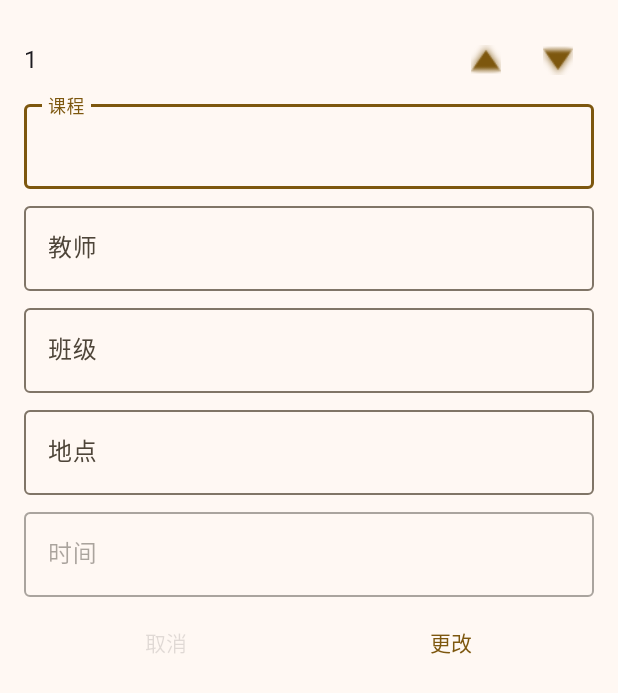
After one commit to muqing153/Android_KcTab, an Android app: the layout dialog_kcinfo_edit.xml on its own in the app's theme, with its tools: preview values and no code run, on a phone screen of 412 x 824 dp. The commit adds this screen. Shown: the top 693 px of the screen. Run offline under Robolectric (Android 15) with nearby library versions, the phone set to English and light mode, and no system bars.

Commit message:
feat(dialog): 新增课程信息编辑对话框
- 添加 KcinfoEditDialog 类用于编辑课程信息- 在 KcinfoBottomDialog 中集成编辑功能
- 优化课程信息显示和编辑的 UI
- 更新相关的布局文件和适配器

```diff
--- a/app/src/main/java/com/muqing/kctab/GXThread.java
+++ b/app/src/main/java/com/muqing/kctab/GXThread.java
@@ -5,9 +5,7 @@ import static android.content.Context.MODE_PRIVATE;
 import android.app.Activity;
 import android.content.Intent;
 import android.content.SharedPreferences;
-import android.content.pm.ApplicationInfo;
 import android.net.Uri;
-import android.os.Build;
 import android.provider.Settings;
 
 import androidx.core.content.FileProvider;
@@ -31,7 +29,6 @@ public class GXThread extends Thread {
     /**
      * 自动更新
      *
-     * @param activity
      */
     public GXThread(Activity activity) {
         this.activity = activity;
--- a/app/src/main/java/com/muqing/kctab/MainActivity.java
+++ b/app/src/main/java/com/muqing/kctab/MainActivity.java
@@ -3,10 +3,6 @@ package com.muqing.kctab;
 import android.content.Intent;
 import android.content.SharedPreferences;
 import android.content.res.TypedArray;
-import android.graphics.Bitmap;
-import android.graphics.Canvas;
-import android.graphics.Paint;
-import android.graphics.Rect;
 import android.os.Bundle;
 import android.os.Handler;
 import android.view.LayoutInflater;
--- a/app/src/main/res/layout/activity_login.xml
+++ b/app/src/main/res/layout/activity_login.xml
@@ -37,6 +37,7 @@
                 android:layout_gravity="center_horizontal"
                 android:layout_marginBottom="13dp"
                 app:cardUseCompatPadding="true">
+
                 <TextView
                     android:id="@+id/syncButton"
                     style="@style/Widget.Material3.Button.TextButton"
@@ -195,13 +196,13 @@
         </LinearLayout>
     </androidx.core.widget.NestedScrollView>
 
-    <TextView
+    <CheckBox
+        android:id="@+id/checkbox"
         style="@style/TextAppearance.Material3.BodySmall"
         android:layout_width="wrap_content"
         android:layout_height="wrap_content"
         android:layout_gravity="center_horizontal|bottom"
         android:layout_margin="3dp"
-        android:gravity="center_horizontal"
         android:text="使用登陆功能请同意《用户协议》与《隐私政策》"
         android:textColor="?android:attr/textColorSecondaryInverse"
         tools:ignore="HardcodedText" />
--- /dev/null
+++ b/app/src/main/res/layout/dialog_kcinfo_edit.xml
@@ -0,0 +1,133 @@
+<?xml version="1.0" encoding="utf-8"?>
+<LinearLayout xmlns:android="http://schemas.android.com/apk/res/android"
+    xmlns:app="http://schemas.android.com/apk/res-auto"
+    xmlns:tools="http://schemas.android.com/tools"
+    android:layout_width="match_parent"
+    android:layout_height="match_parent"
+    android:orientation="vertical"
+    android:padding="16dp"
+    tools:context=".Dialog.KcinfoBottomDialog">
+
+    <LinearLayout
+        android:layout_width="match_parent"
+        android:layout_height="wrap_content"
+        android:orientation="horizontal">
+
+        <TextView
+            android:id="@+id/position_view"
+            style="@style/TextAppearance.Material3.BodyLarge"
+            android:layout_width="0dp"
+            android:layout_height="wrap_content"
+            android:layout_weight="1"
+            android:text="1" />
+
+        <Button
+            android:id="@+id/previous_view"
+            style="@style/Widget.Material3.Button.IconButton"
+            android:layout_width="wrap_content"
+            android:layout_height="wrap_content"
+            android:tooltipText="上一个"
+            app:icon="@android:drawable/arrow_up_float" />
+
+        <Button
+            android:id="@+id/next_view"
+            style="@style/Widget.Material3.Button.IconButton"
+            android:layout_width="wrap_content"
+            android:layout_height="wrap_content"
+            android:tooltipText="下一个"
+            app:icon="@android:drawable/arrow_down_float" />
+    </LinearLayout>
+
+    <LinearLayout
+        android:layout_width="match_parent"
+        android:layout_height="wrap_content"
+        android:orientation="vertical">
+
+        <com.google.android.material.textfield.TextInputLayout
+            android:layout_width="match_parent"
+            android:layout_height="wrap_content"
+            android:layout_marginBottom="6dp">
+
+            <com.google.android.material.textfield.TextInputEditText
+                android:id="@+id/kc"
+                android:layout_width="match_parent"
+                android:layout_height="wrap_content"
+                android:hint="课程" />
+        </com.google.android.material.textfield.TextInputLayout>
+
+        <com.google.android.material.textfield.TextInputLayout
+            android:layout_width="match_parent"
+            android:layout_height="wrap_content"
+            android:layout_marginBottom="6dp">
+
+            <com.google.android.material.textfield.TextInputEditText
+                android:id="@+id/teacher"
+                android:layout_width="match_parent"
+                android:layout_height="wrap_content"
+                android:hint="教师" />
+        </com.google.android.material.textfield.TextInputLayout>
+
+        <com.google.android.material.textfield.TextInputLayout
+            android:layout_width="match_parent"
+            android:layout_height="wrap_content"
+            android:layout_marginBottom="6dp">
+
+            <com.google.android.material.textfield.TextInputEditText
+                android:id="@+id/classroom"
+                android:layout_width="match_parent"
+                android:layout_height="wrap_content"
+                android:hint="班级" />
+        </com.google.android.material.textfield.TextInputLayout>
+
+        <com.google.android.material.textfield.TextInputLayout
+            android:layout_width="match_parent"
+            android:layout_height="wrap_content"
+            android:layout_marginBottom="6dp">
+
+            <com.google.android.material.textfield.TextInputEditText
+                android:id="@+id/address"
+                android:layout_width="match_parent"
+                android:layout_height="wrap_content"
+                android:hint="地点" />
+        </com.google.android.material.textfield.TextInputLayout>
+
+        <com.google.android.material.textfield.TextInputLayout
+            android:layout_width="match_parent"
+            android:layout_height="wrap_content"
+            android:enabled="false"
+            android:layout_marginBottom="6dp">
+
+            <com.google.android.material.textfield.TextInputEditText
+                android:id="@+id/time"
+                android:layout_width="match_parent"
+                android:layout_height="wrap_content"
+                android:hint="时间" />
+        </com.google.android.material.textfield.TextInputLayout>
+
+    </LinearLayout>
+
+    <LinearLayout
+        android:layout_width="match_parent"
+        android:layout_height="wrap_content">
+
+        <Button
+            android:id="@+id/cancle"
+            android:layout_width="0dp"
+            android:layout_height="wrap_content"
+            android:layout_marginHorizontal="9dp"
+            android:layout_weight="1"
+            android:textColor="?attr/colorControlHighlight"
+            style="@style/Widget.Material3.Button.TextButton.Dialog.Flush"
+            android:text="取消" />
+
+        <Button
+            android:id="@+id/sure"
+            android:layout_width="0dp"
+            android:layout_height="wrap_content"
+            android:layout_marginHorizontal="9dp"
+            android:layout_weight="1"
+            android:textColor="?attr/colorPrimary"
+            style="@style/Widget.Material3.Button.TextButton.Dialog.Flush"
+            android:text="更改" />
+    </LinearLayout>
+</LinearLayout>
--- a/app/src/main/res/layout/kcinfo_dialog.xml
+++ b/app/src/main/res/layout/kcinfo_dialog.xml
@@ -4,7 +4,7 @@
     xmlns:tools="http://schemas.android.com/tools"
     android:layout_width="match_parent"
     android:layout_height="match_parent"
-    tools:context=".Dialog.KcinfoDialog"
+    tools:context=".Dialog.KcinfoBottomDialog"
     android:orientation="vertical">
 
     <com.muqing.ViewUI.BottomSheet
```
Also changed, not shown: app/src/main/java/com/muqing/kctab/Activity/LoginActivity.java (+23 -19 lines), app/src/main/java/com/muqing/kctab/Adapter/GridAdapter.java (+14 -11 lines), app/src/main/java/com/muqing/kctab/Adapter/KcInfoAdapter.java (+29 -6 lines), app/src/main/java/com/muqing/kctab/Adapter/ZhouBoxAdapter.java (+0 -7 lines), app/src/main/java/com/muqing/kctab/Dialog/KcinfoBottomDialog.java (renamed from app/src/main/java/com/muqing/kctab/Dialog/KcinfoDialog.java, +21 -8 lines), app/src/main/java/com/muqing/kctab/Dialog/KcinfoEditDialog.java (added, +158 -0 lines), app/src/main/java/com/muqing/kctab/KcApi.java (+6 -1 lines), app/src/main/java/com/muqing/kctab/fragment/kecheng.java (+11 -1 lines).
